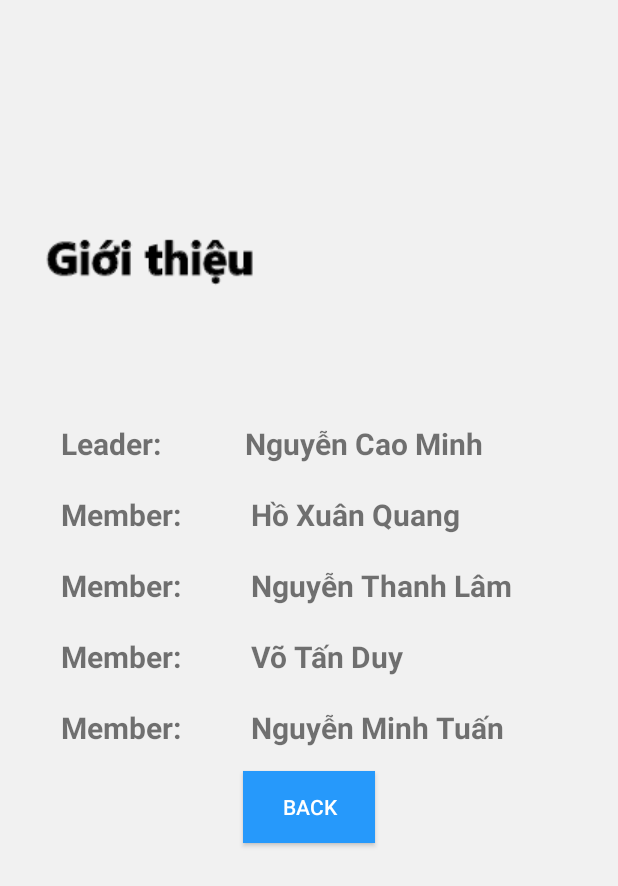
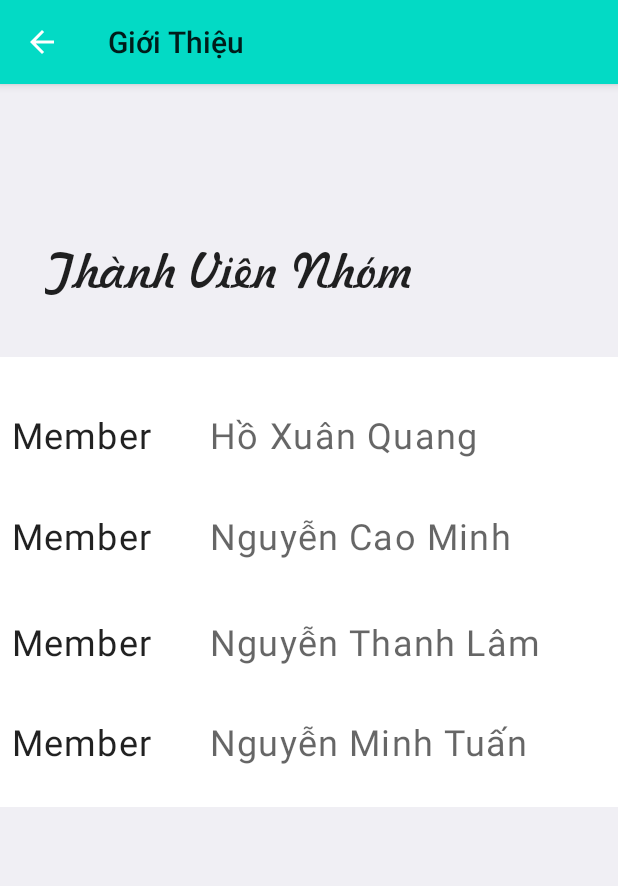
Before and after one commit to tanphat12041998/order_food, an Android app: the GioiThieuActivity screen opened directly, with no data from a screen before it, on a phone screen of 412 x 824 dp. Shown: the top 886 px of the screen. Run offline under Robolectric (Android 15) with nearby library versions, the phone set to English and light mode, and no system bars.

Commit message:
gioi thieu dialog_dat_mon.xml

```diff
--- a/app/src/main/java/com/app/order_food/views/activities/main/GioiThieuActivity.java
+++ b/app/src/main/java/com/app/order_food/views/activities/main/GioiThieuActivity.java
@@ -14,17 +14,11 @@ public class GioiThieuActivity extends BaseActivity {
 
     @Override
     protected void initialViewComponent() {
-        btn_back_gt.setOnClickListener(new View.OnClickListener() {
-            @Override
-            public void onClick(View view) {
-                finish();
-            }
-        });
+
     }
 
     @Override
     protected void initialVariables() {
-        btn_back_gt = findViewById(R.id.btn_back_gt);
     }
 
     @Override
--- /dev/null
+++ b/app/src/main/res/drawable/ic_remove3.xml
@@ -0,0 +1,10 @@
+<vector xmlns:android="http://schemas.android.com/apk/res/android"
+    android:width="24dp"
+    android:height="24dp"
+    android:viewportWidth="24"
+    android:viewportHeight="24"
+    android:tint="?attr/colorControlNormal">
+  <path
+      android:fillColor="@android:color/white"
+      android:pathData="M7,11v2h10v-2L7,11zM12,2C6.48,2 2,6.48 2,12s4.48,10 10,10 10,-4.48 10,-10S17.52,2 12,2zM12,20c-4.41,0 -8,-3.59 -8,-8s3.59,-8 8,-8 8,3.59 8,8 -3.59,8 -8,8z"/>
+</vector>
--- a/app/src/main/res/layout/activity_change_pass.xml
+++ b/app/src/main/res/layout/activity_change_pass.xml
@@ -129,7 +129,7 @@
             android:layout_height="wrap_content"
             android:layout_below="@+id/relayPasswordChangeAgain"
             android:layout_centerHorizontal="true"
-            android:layout_marginTop="30dp"
+            android:layout_marginTop="33dp"
             android:textColor="@color/white"
             android:text="@string/text_dong_y"
             android:background="@drawable/btn_w_shadow2" />
--- a/app/src/main/res/layout/activity_gioi_thieu.xml
+++ b/app/src/main/res/layout/activity_gioi_thieu.xml
@@ -1,85 +1,159 @@
 <?xml version="1.0" encoding="utf-8"?>
-<RelativeLayout xmlns:android="http://schemas.android.com/apk/res/android"
+<LinearLayout xmlns:android="http://schemas.android.com/apk/res/android"
     xmlns:app="http://schemas.android.com/apk/res-auto"
     xmlns:tools="http://schemas.android.com/tools"
     android:layout_width="match_parent"
     android:layout_height="match_parent"
-    android:background="#F1F1F1">
+    android:background="@color/cbr"
+    android:orientation="vertical">
 
-    <ImageView
+    <com.google.android.material.appbar.AppBarLayout
+        android:layout_width="match_parent"
+        android:layout_height="wrap_content">
+
+        <androidx.appcompat.widget.Toolbar
+            android:id="@+id/text_gioi_thieu"
+            android:layout_width="match_parent"
+            android:layout_height="?actionBarSize"
+            android:background="@color/colorAccent"
+            app:backgroundTint="@color/white"
+            app:navigationIcon="@drawable/ic_back_white"
+            app:title="Giới Thiệu" />
+
+    </com.google.android.material.appbar.AppBarLayout>
+
+    <TextView
         android:id="@+id/about"
         android:layout_width="wrap_content"
         android:layout_height="wrap_content"
-        android:layout_marginLeft="30dp"
-        android:layout_marginTop="150dp"
-        android:src="@drawable/about"></ImageView>
+        android:layout_marginStart="30dp"
+        android:layout_marginTop="100dp"
+        android:textSize="32sp"
+        android:textAppearance="@style/TextAppearance.MaterialComponents.Headline6"
+        android:fontFamily="@font/freehani"
+        android:text="Thành Viên Nhóm"
+        />
 
+    <LinearLayout
+        android:layout_width="match_parent"
+        android:layout_height="300dp"
+        android:layout_marginTop="32dp"
+        android:background="@color/white"
+        android:orientation="vertical"
+        android:padding="8dp"
+        android:weightSum="4">
 
-
+        <LinearLayout
+            android:layout_width="match_parent"
+            android:layout_height="match_parent"
+            android:layout_weight="1"
+            android:layout_marginTop="16dp"
+            android:gravity="center"
+            android:orientation="horizontal">
 
             <TextView
-        android:id="@+id/tv2"
-        android:layout_width="330dp"
+                android:layout_width="match_parent"
                 android:layout_height="wrap_content"
-        android:layout_below="@+id/about"
-        android:layout_centerHorizontal="true"
-        android:layout_marginTop="90dp"
-        android:text="Leader:            Nguyễn Cao Minh"
-        android:textSize="20dp"
-        android:textStyle="bold" />
+                android:layout_weight="2"
+                android:text="@string/text_member"
+                android:textAppearance="@style/TextAppearance.MaterialComponents.Body1"
+                android:textSize="24sp"
+                tools:ignore="NestedWeights" />
 
             <TextView
-        android:id="@+id/tv3"
-        android:layout_width="330dp"
+                android:layout_width="match_parent"
                 android:layout_height="wrap_content"
-        android:layout_below="@id/tv2"
-        android:layout_centerHorizontal="true"
-        android:layout_marginTop="20dp"
-        android:text="Member:          Hồ Xuân Quang"
-        android:textSize="20dp"
-        android:textStyle="bold" />
+                android:layout_weight="1"
+                android:gravity="center|start"
+                android:text="@string/text_quang"
+                android:textAppearance="@style/TextAppearance.MaterialComponents.Caption"
+                android:textSize="24sp" />
+
+        </LinearLayout>
+
+        <LinearLayout
+            android:layout_width="match_parent"
+            android:layout_height="match_parent"
+            android:layout_weight="1"
+            android:layout_marginTop="8dp"
+            android:gravity="center"
+            android:orientation="horizontal">
 
             <TextView
-        android:id="@+id/tv4"
-        android:layout_width="330dp"
+                android:layout_width="match_parent"
                 android:layout_height="wrap_content"
-        android:layout_below="@+id/tv3"
-        android:layout_centerHorizontal="true"
-        android:layout_marginTop="20dp"
-        android:text="Member:          Nguyễn Thanh Lâm"
-        android:textSize="20dp"
-        android:textStyle="bold" />
-    <TextView
-        android:id="@+id/tv5"
-        android:layout_width="330dp"
-        android:layout_height="wrap_content"
-        android:layout_below="@+id/tv4"
-        android:layout_centerHorizontal="true"
-        android:layout_marginTop="20dp"
-        android:text="Member:          Võ Tấn Duy"
-        android:textSize="20dp"
-        android:textStyle="bold" />
+                android:layout_weight="2"
+                android:text="@string/text_member"
+                android:textAppearance="@style/TextAppearance.MaterialComponents.Body1"
+                android:textSize="24sp"
+                tools:ignore="NestedWeights" />
 
             <TextView
-        android:id="@+id/tv6"
-        android:layout_width="330dp"
+                android:layout_width="match_parent"
                 android:layout_height="wrap_content"
-        android:layout_below="@+id/tv5"
-        android:layout_centerHorizontal="true"
-        android:layout_marginTop="20dp"
-        android:text="Member:          Nguyễn Minh Tuấn"
-        android:textSize="20dp"
-        android:textStyle="bold" />
-    <Button
-        android:id="@+id/btn_back_gt"
-        android:layout_below="@id/tv6"
+                android:layout_weight="1"
+                android:gravity="center|start"
+                android:text="@string/text_minh"
+                android:textAppearance="@style/TextAppearance.MaterialComponents.Caption"
+                android:textSize="24sp" />
+
+        </LinearLayout>
+
+        <LinearLayout
+            android:layout_width="match_parent"
+            android:layout_height="match_parent"
+            android:layout_weight="1"
             android:gravity="center"
-        android:layout_marginTop="15dp"
-        android:layout_centerHorizontal="true"
-        android:layout_width="wrap_content"
+            android:layout_marginTop="8dp"
+            android:orientation="horizontal">
+
+            <TextView
+                android:layout_width="match_parent"
                 android:layout_height="wrap_content"
-        android:background="@color/blue"
-        android:textColor="#FFFFFF"
-        android:text="Back"/>
+                android:layout_weight="2"
+                android:text="@string/text_member"
+                android:textAppearance="@style/TextAppearance.MaterialComponents.Body1"
+                android:textSize="24sp"
+                tools:ignore="NestedWeights" />
 
-</RelativeLayout>
+            <TextView
+                android:layout_width="match_parent"
+                android:layout_height="wrap_content"
+                android:layout_weight="1"
+                android:gravity="center|start"
+                android:text="@string/text_lam"
+                android:textAppearance="@style/TextAppearance.MaterialComponents.Caption"
+                android:textSize="24sp" />
+
+        </LinearLayout>
+
+        <LinearLayout
+            android:layout_width="match_parent"
+            android:layout_height="match_parent"
+            android:layout_weight="1"
+            android:gravity="center"
+            android:orientation="horizontal">
+
+            <TextView
+                android:layout_width="match_parent"
+                android:layout_height="wrap_content"
+                android:layout_weight="2"
+                android:text="@string/text_member"
+                android:textAppearance="@style/TextAppearance.MaterialComponents.Body1"
+                android:textSize="24sp"
+                tools:ignore="NestedWeights" />
+
+            <TextView
+                android:layout_width="match_parent"
+                android:layout_height="wrap_content"
+                android:layout_weight="1"
+                android:gravity="center|start"
+                android:text="@string/text_tuan"
+                android:textAppearance="@style/TextAppearance.MaterialComponents.Caption"
+                android:textSize="24sp" />
+
+        </LinearLayout>
+
+    </LinearLayout>
+
+</LinearLayout>
--- a/app/src/main/res/layout/dialog_dat_mon.xml
+++ b/app/src/main/res/layout/dialog_dat_mon.xml
@@ -4,9 +4,9 @@
     xmlns:tools="http://schemas.android.com/tools"
     android:layout_width="match_parent"
     android:layout_height="wrap_content"
-    android:padding="8dp"
+    android:background="@color/cbr"
     android:orientation="vertical"
-    >
+    android:padding="8dp">
 
     <LinearLayout
         android:id="@+id/Linear"
@@ -22,8 +22,7 @@
             android:id="@+id/image_hinhmonan"
             android:layout_width="100dp"
             android:layout_height="100dp"
-            android:scaleType="fitXY"
-            />
+            android:scaleType="fitXY" />
 
         <LinearLayout
             android:layout_width="match_parent"
@@ -70,44 +69,57 @@
     <TextView
         android:layout_width="match_parent"
         android:layout_height="wrap_content"
-        android:layout_marginStart="8dp"
-        android:background="@color/cbr"
+        android:layout_margin="8dp"
+        android:padding="3dp"
+        android:background="@color/white"
         android:text="@string/text_mo_ta_mon_an"
-        android:textAppearance="@style/TextAppearance.MaterialComponents.Headline6"
+        android:textAppearance="@style/TextAppearance.MaterialComponents.Body1"
         android:textSize="24sp" />
 
     <TextView
         android:id="@+id/text_description"
         android:layout_width="match_parent"
         android:layout_height="wrap_content"
-        android:layout_margin="16dp"
-        android:background="@color/cbr"
+        android:layout_margin="8dp"
+        android:background="@color/white"
         android:lines="5"
         android:maxLines="5"
+        android:padding="4dp"
         android:text="@string/text_mo_ta_mon_an_dialog"
-        android:textAppearance="@style/TextAppearance.MaterialComponents.Body1"
-        android:textSize="24sp" />
+        android:textAppearance="@style/TextAppearance.MaterialComponents.Caption"
+        android:textSize="16sp" />
 
     <LinearLayout
+        android:layout_margin="8dp"
         android:layout_width="match_parent"
+        android:layout_height="80dp"
+        android:gravity="center"
+        android:orientation="horizontal"
+        >
+
+        <LinearLayout
+            android:layout_width="160dp"
             android:layout_height="wrap_content"
-        android:layout_marginStart="8dp"
-        android:orientation="horizontal">
+            android:orientation="horizontal"
+            >
+
 
             <Button
+
+                android:layout_marginStart="5dp"
                 android:id="@+id/btn_tru"
                 android:layout_width="50dp"
                 android:layout_height="50dp"
-            android:background="@drawable/ic_remove"
+                android:background="@drawable/ic_remove3"
                 android:textSize="30sp" />
 
             <Button
                 android:id="@+id/btn_1"
                 android:layout_width="50dp"
                 android:layout_height="50dp"
-            android:background="@color/white"
+                android:background="@color/cbr"
                 android:text="@string/text_1"
-            android:textSize="30sp" />
+                android:textSize="32sp" />
 
             <Button
                 android:id="@+id/btn_cong"
@@ -116,16 +128,26 @@
                 android:background="@drawable/ic_add"
                 android:textSize="30sp" />
 
-        <Button
-            android:id="@+id/btn_tien"
-            android:layout_width="170dp"
-            android:layout_height="wrap_content"
-            android:layout_marginStart="20dp"
-            android:background="@drawable/btn_w_shadow"
-            android:backgroundTint="@color/colorAccent"
-            android:text="@string/text_399"
-            android:textSize="24sp" />
 
         </LinearLayout>
 
+        <LinearLayout
+            android:layout_marginStart="24dp"
+            android:layout_width="150dp"
+            android:layout_height="50dp"
+            >
+
+            <Button
+                android:id="@+id/btn_tien"
+                android:layout_width="match_parent"
+                android:layout_height="wrap_content"
+                android:maxLines="1"
+                android:textAppearance="@style/TextAppearance.MaterialComponents.Body1"
+                android:background="@drawable/btn_w_shadow2"
+                android:gravity="center"
+                android:text="@string/text_399"
+                android:textSize="20sp" />
         </LinearLayout>
+    </LinearLayout>
+
+</LinearLayout>
--- a/app/src/main/res/values/strings.xml
+++ b/app/src/main/res/values/strings.xml
@@ -108,6 +108,11 @@
     <string name="text_ma_uu_dai">Mã ưu đãi</string>
     <string name="text_0d">0đ</string>
     <string name="text_gio_hang_trong">Giỏ hàng trống</string>
+    <string name="text_member">Member</string>
+    <string name="text_tuan">Nguyễn Minh Tuấn</string>
+    <string name="text_lam">Nguyễn Thanh Lâm</string>
+    <string name="text_minh">Nguyễn Cao Minh</string>
+    <string name="text_quang">Hồ Xuân Quang</string>
 
 
 </resources>
```
Lines whose indentation alone changed are shown as unchanged.
